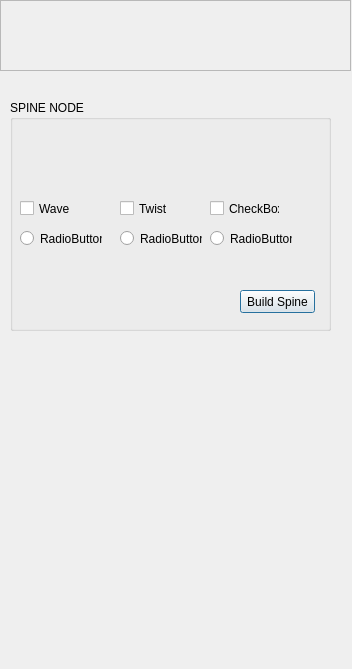
The window that RIG/ES_AUTORIG/autoRigUI.ui (lefan2016/CofcofStudiosPipeline) describes before a commit, drawn with Qt 5.
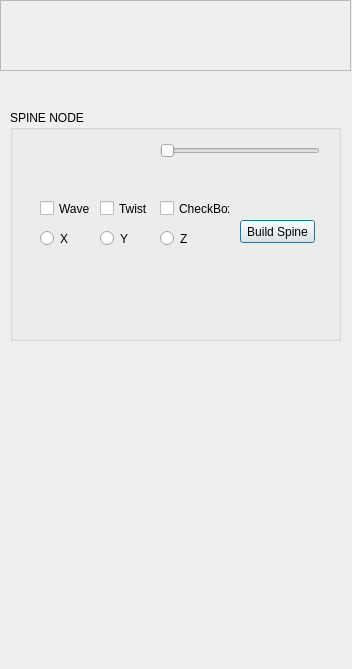
The same window after the commit.

Commit message: Generacion de UI

The edit to the form file:
```diff
--- a/RIG/ES_AUTORIG/autoRigUI.ui
+++ b/RIG/ES_AUTORIG/autoRigUI.ui
@@ -17,8 +17,8 @@
    <property name="geometry">
     <rect>
      <x>10</x>
-     <y>100</y>
-     <width>321</width>
+     <y>110</y>
+     <width>331</width>
      <height>231</height>
     </rect>
    </property>
@@ -28,47 +28,47 @@
    <widget class="QRadioButton" name="radioButton">
     <property name="geometry">
      <rect>
-      <x>10</x>
-      <y>130</y>
-      <width>82</width>
+      <x>30</x>
+      <y>120</y>
+      <width>51</width>
       <height>17</height>
      </rect>
     </property>
     <property name="text">
-     <string>RadioButton</string>
+     <string>X</string>
     </property>
    </widget>
    <widget class="QRadioButton" name="radioButton_2">
     <property name="geometry">
      <rect>
-      <x>110</x>
-      <y>130</y>
-      <width>82</width>
+      <x>90</x>
+      <y>120</y>
+      <width>51</width>
       <height>17</height>
      </rect>
     </property>
     <property name="text">
-     <string>RadioButton</string>
+     <string>Y</string>
     </property>
    </widget>
    <widget class="QRadioButton" name="radioButton_3">
     <property name="geometry">
      <rect>
-      <x>200</x>
-      <y>130</y>
-      <width>82</width>
+      <x>150</x>
+      <y>120</y>
+      <width>61</width>
       <height>17</height>
      </rect>
     </property>
     <property name="text">
-     <string>RadioButton</string>
+     <string>Z</string>
     </property>
    </widget>
    <widget class="QCheckBox" name="checkBox">
     <property name="geometry">
      <rect>
-      <x>10</x>
-      <y>100</y>
+      <x>30</x>
+      <y>90</y>
       <width>70</width>
       <height>17</height>
      </rect>
@@ -80,8 +80,8 @@
    <widget class="QCheckBox" name="checkBox_2">
     <property name="geometry">
      <rect>
-      <x>110</x>
-      <y>100</y>
+      <x>90</x>
+      <y>90</y>
       <width>70</width>
       <height>17</height>
      </rect>
@@ -93,8 +93,8 @@
    <widget class="QCheckBox" name="checkBox_3">
     <property name="geometry">
      <rect>
-      <x>200</x>
-      <y>100</y>
+      <x>150</x>
+      <y>90</y>
       <width>70</width>
       <height>17</height>
      </rect>
@@ -107,7 +107,7 @@
     <property name="geometry">
      <rect>
       <x>230</x>
-      <y>190</y>
+      <y>110</y>
       <width>75</width>
       <height>23</height>
      </rect>
@@ -116,6 +116,34 @@
      <string>Build Spine</string>
     </property>
    </widget>
+   <widget class="QSlider" name="horizontalSlider">
+    <property name="geometry">
+     <rect>
+      <x>150</x>
+      <y>30</y>
+      <width>160</width>
+      <height>22</height>
+     </rect>
+    </property>
+    <property name="inputMethodHints">
+     <set>Qt::ImhNone</set>
+    </property>
+    <property name="minimum">
+     <number>3</number>
+    </property>
+    <property name="maximum">
+     <number>50</number>
+    </property>
+    <property name="value">
+     <number>3</number>
+    </property>
+    <property name="tracking">
+     <bool>true</bool>
+    </property>
+    <property name="orientation">
+     <enum>Qt::Horizontal</enum>
+    </property>
+   </widget>
   </widget>
   <widget class="QFrame" name="LOGOESPIRAL">
    <property name="geometry">
```
The commit also changes 1 other file.
